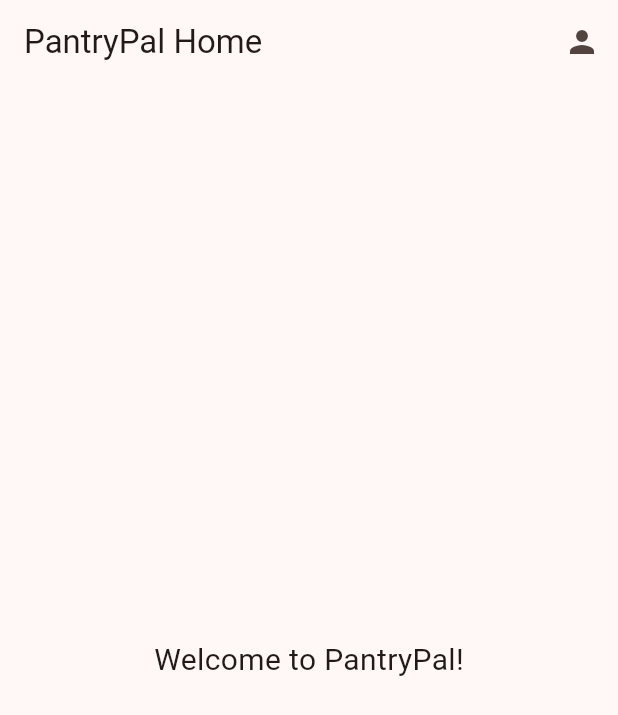
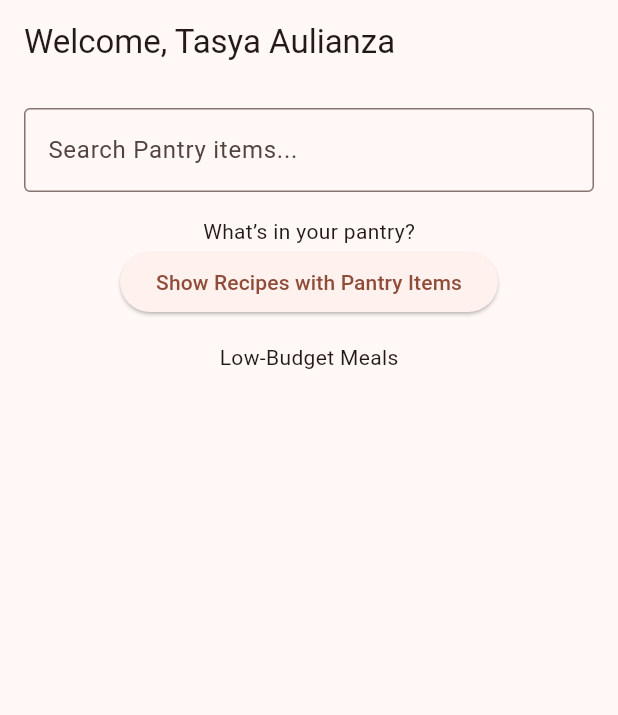
Before and after one commit to varsha698/PantryPalApp, a Flutter app: the HomeScreen screen opened directly, on a phone screen of 412 x 824 dp. Shown: the top 715 px of the screen. Run offline on Flutter 3.47's test engine with Material 3 defaults, Android fonts, the phone set to English and light mode, and no system bars; our stand-ins replace cloud_firestore, csv, firebase_auth, firebase_core; accounts and stored records are empty.

Commit message:
added recipes.csv

```diff
--- /dev/null
+++ b/assets/recipe/recipes.csv
@@ -0,0 +1,11 @@
+Name Of Recipe,Image,Ingridients,Procedure,Time (minutes),Budget
+Moroccan Vegetable Stew,,"Vegetable oil, onion, garlic, carrots, courgette, chickpeas, chopped tomatoes, ground cinnamon, ground ginger, ground cumin, ground coriander, water, couscous","Heat 1 tbsp vegetable oil, sauté 1 diced onion and 2 crushed cloves of garlic, add 3 diced medium carrots, 1 diced large courgette, 400g tin chickpeas, 400g tin chopped tomatoes, 1 1/2 tsp ground cinnamon, 1 1/2 tsp ground ginger, 1 1/2 tsp ground cumin, 1/2 tsp ground coriander, 700ml boiling water, prepare 350g couscous separately, and serve stew with couscous.",35,3.9
+Tofu Tacos,,"Vegetable oil, tofu, onion, garlic, ground coriander, ground cumin, hot chilli powder, frozen peppers, black beans, sweetcorn, chopped tomatoes, wholewheat tortillas, Cheddar cheese, iceberg lettuce","Heat 1 tbsp vegetable oil, sauté 280g tofu, 1 diced onion, and 1 crushed clove of garlic; add 1 tsp ground coriander, 1 tsp ground cumin, 1/2 tsp hot chilli powder, 150g frozen peppers; add 400g tin black beans, 200g tin sweetcorn, and 400g tin chopped tomatoes; heat 8 tortillas; assemble tacos with tofu mixture, 50g Cheddar cheese, and 80g iceberg lettuce.",25,4.99
+Lentil Chilli Bake,,"Brown rice, vegetable oil, red onion, garlic, frozen peppers, ground coriander, ground cumin, smoked paprika, chilli flakes, green lentils, red kidney beans, chopped tomatoes, black pepper, Cheddar cheese","Cook 300g brown rice, heat 1 tbsp vegetable oil, sauté 1 diced large red onion and 2 crushed cloves of garlic, add 150g frozen peppers, 1 tsp ground coriander, 1 tsp ground cumin, 1 tsp smoked paprika, 1/4 tsp chilli flakes, 2 x 400g tins green lentils, 400g tin red kidney beans, 2 x 400g tins chopped tomatoes, black pepper, top with 50g Cheddar cheese.",35,3.86
+Ramen Bowl with Soft-Boiled Eggs,,"Vegetable oil, onion, garlic, carrot, spring onions, mushrooms, spring cabbage, vegetable stock cube, water, Chinese 5 spice, soy sauce, eggs, egg noodle nests, sesame seeds","Heat 1 tbsp vegetable oil, sauté 1 sliced onion, 1 crushed clove of garlic, 1 sliced carrot, and 1 bunch of spring onions; add 100g mushrooms, 100g spring cabbage, 1 vegetable stock cube, 1.2l water, 1 tsp Chinese 5 spice, 1 tsp soy sauce; boil 4 eggs; cook 125g egg noodles; assemble bowls with noodles, ramen mixture, and eggs.",30,3.03
+Spinach and Sweet Potato Curry,,"Brown rice, vegetable oil, onion, garlic, curry powder, sweet potato, spinach, water, chickpeas","Cook 300g brown rice, heat 1 tbsp vegetable oil, sauté 1 sliced onion and 2 crushed cloves of garlic, add 1 tbsp curry powder, add 500g sweet potato, 250g spinach, 500ml water, simmer, add 400g chickpeas, and simmer again.",30,3.23
+Spaghetti Bake with Butter Beans,,"Spaghetti, vegetable oil, onion, garlic, mushrooms, black pepper, passata, dried basil, dried oregano, butter beans, soft cheese, Cheddar cheese","Cook 300g spaghetti, heat 1 tbsp vegetable oil, sauté 1 diced onion, 2 crushed cloves of garlic, and 150g mushrooms, add black pepper, 500g passata, 1 tsp dried basil, 2 tsp dried oregano, 400g butter beans, mix with spaghetti, bake, and top with 50g Cheddar cheese.",30,3.83
+Fish and Vegetable One-Pot,,"White fish, potatoes, chopped tomatoes, carrots, peas, dried basil, dried oregano, dried mint, black pepper, water","Combine 4 fillets white fish, 2 x 567g potatoes, 2 x 400g chopped tomatoes, 250g carrots, 250g peas, 3 tsp dried basil, 3 tsp dried oregano, 3 tsp dried mint, black pepper, 200ml water in a pan, bring to a boil, reduce heat, and simmer until fish is cooked.",30,5
+Peri-Peri Chicken with Spicy Jollof-Style Rice,,"Vegetable oil, onion, garlic, chicken breasts, cayenne pepper, smoked paprika, ground turmeric, chilli flakes, dried thyme, red pepper, chicken stock cube, water, chopped tomatoes, brown rice, frozen peas","Heat 1 tbsp vegetable oil, sauté 1 diced onion, 2 crushed cloves of garlic, and 4 chicken breasts; add 1 tsp cayenne pepper, 1 tsp smoked paprika, 1 tsp ground turmeric, 1 tsp chilli flakes, 1/2 tsp dried thyme; add 1 sliced red pepper, 1 chicken stock cube, 1 litre water, 400g chopped tomatoes, 300g brown rice, 200g frozen peas.",45,4.29
+Banana and Blackberry Baked Oats,,"Eggs, semi-skimmed milk, rolled oats, baking powder, bananas, blackberries"," Mix 2 eggs, 300ml milk, 100g rolled oats, 1 tsp baking powder, 2 bananas, 200g blackberries and bake in the oven or microwave until cooked.",5,2.14
+Spiced Stewed Pears,,"Pears, ground ginger, ground cinnamon, mixed spice, water, pecans","Combine 4 pears, 1/2 tsp ground ginger, 1 tsp ground cinnamon, 1/2 tsp mixed spice, 500ml water in a saucepan, bring to a boil, simmer until pears are tender, remove pears, and sprinkle with 20g pecans.",30,2.25
--- a/lib/screens/home_screen.dart
+++ b/lib/screens/home_screen.dart
@@ -1,31 +1,81 @@
 import 'package:flutter/material.dart';
-import 'package:login_page/screens/profile_screen.dart'; // 👈 Import your Profile screen
+import 'package:csv/csv.dart';
+import 'package:flutter/services.dart' show rootBundle;
 
-class HomeScreen extends StatelessWidget {
-  const HomeScreen({super.key});
+class HomeScreen extends StatefulWidget {
+  @override
+  _HomeScreenState createState() => _HomeScreenState();
+}
+
+class _HomeScreenState extends State<HomeScreen> {
+  List<String> pantryItems = [];
+  List<Map<String, dynamic>> recipes = [];
+
+  @override
+  void initState() {
+    super.initState();
+    loadRecipes();
+  }
+
+  Future<void> loadRecipes() async {
+    final data = await rootBundle.loadString("assets/recipes.csv");
+    final List<List<dynamic>> csvTable = const CsvToListConverter().convert(data);
+
+    setState(() {
+      recipes = csvTable
+          .map((row) => {
+                'name': row[0],
+                'ingredients': row[1].split(','),
+                'price': row[2],
+              })
+          .toList();
+    });
+  }
 
   @override
   Widget build(BuildContext context) {
     return Scaffold(
-      appBar: AppBar(
-        title: const Text('PantryPal Home'),
-        actions: [
-          IconButton(
-            icon: const Icon(Icons.person),
-            onPressed: () {
-              Navigator.push(
-                context,
-                MaterialPageRoute(builder: (_) => const ProfileScreen()),
-              );
-            },
-          )
+      appBar: AppBar(title: Text("Welcome, Tasya Aulianza")),
+      body: Padding(
+        padding: const EdgeInsets.all(16.0),
+        child: Column(
+          children: [
+            TextField(
+              decoration: InputDecoration(
+                border: OutlineInputBorder(),
+                hintText: 'Search Pantry items...',
+              ),
+              onSubmitted: (value) {
+                setState(() {
+                  pantryItems.add(value);
+                });
+              },
+            ),
+            SizedBox(height: 16),
+            Text('What’s in your pantry?'),
+            Wrap(
+              spacing: 8.0,
+              children: pantryItems.map((item) => Chip(label: Text(item))).toList(),
+            ),
+            ElevatedButton(
+              onPressed: () {
+                // Logic to show recipes based on pantry items
+              },
+              child: Text('Show Recipes with Pantry Items'),
+            ),
+            SizedBox(height: 16),
+            Text("Low-Budget Meals"),
+            // You could display low-budget meals based on recipes here
+          ],
+        ),
+      ),
+      bottomNavigationBar: BottomNavigationBar(
+        items: [
+          BottomNavigationBarItem(icon: Icon(Icons.home), label: 'Pantry'),
+          BottomNavigationBarItem(icon: Icon(Icons.group), label: 'Community'),
+          BottomNavigationBarItem(icon: Icon(Icons.business), label: 'Organizations'),
+          BottomNavigationBarItem(icon: Icon(Icons.person), label: 'Profile'),
         ],
-      ),
-      body: const Center(
-        child: Text(
-          'Welcome to PantryPal!',
-          style: TextStyle(fontSize: 20),
-        ),
       ),
     );
   }
--- a/lib/screens/login_screen.dart
+++ b/lib/screens/login_screen.dart
@@ -31,7 +31,7 @@ class _LoginScreenState extends State<LoginScreen> {
 
       Navigator.pushReplacement(
         context,
-        MaterialPageRoute(builder: (context) => const HomeScreen()),
+        MaterialPageRoute(builder: (context) => HomeScreen()),
       );
     } on FirebaseAuthException catch (e) {
       print("❌ FirebaseAuthException: ${e.code} - ${e.message}");
```
Also changed, not shown: pubspec.yaml (+6 -71 lines), pubspec.lock.
